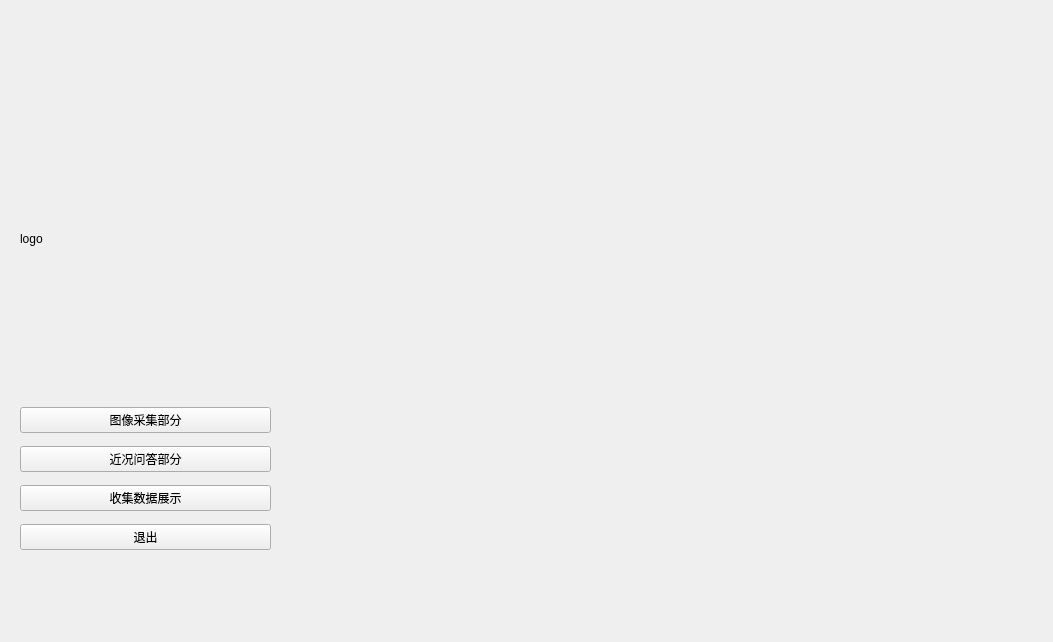
Qt form ui/main.ui (pullitdown/face_feature) before a commit.
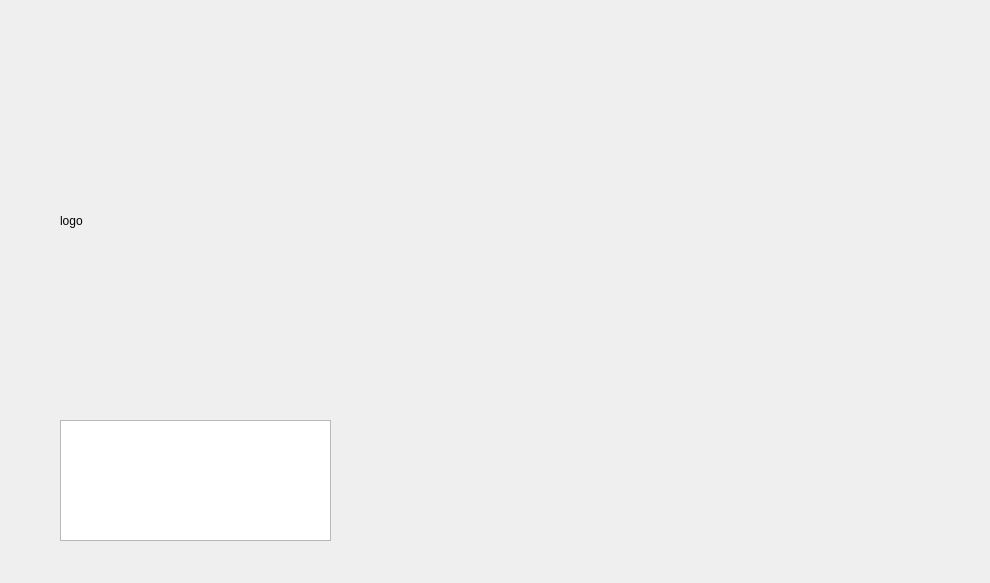
The same form after that commit.

What changed in the file:
```diff
--- a/ui/main.ui
+++ b/ui/main.ui
@@ -6,8 +6,8 @@
    <rect>
     <x>0</x>
     <y>0</y>
-    <width>1053</width>
-    <height>642</height>
+    <width>990</width>
+    <height>583</height>
    </rect>
   </property>
   <property name="mouseTracking">
@@ -19,61 +19,21 @@
   <widget class="QWidget" name="gridLayoutWidget">
    <property name="geometry">
     <rect>
-     <x>280</x>
-     <y>80</y>
-     <width>731</width>
-     <height>481</height>
+     <x>390</x>
+     <y>40</y>
+     <width>581</width>
+     <height>501</height>
     </rect>
    </property>
-   <layout class="QGridLayout" name="layout"/>
-  </widget>
-  <widget class="QWidget" name="verticalLayoutWidget">
-   <property name="geometry">
-    <rect>
-     <x>20</x>
-     <y>400</y>
-     <width>251</width>
-     <height>161</height>
-    </rect>
-   </property>
-   <layout class="QVBoxLayout" name="slayout">
-    <item>
-     <widget class="QPushButton" name="pushButton_2">
-      <property name="text">
-       <string>图像采集部分</string>
-      </property>
-     </widget>
-    </item>
-    <item>
-     <widget class="QPushButton" name="pushButton_3">
-      <property name="text">
-       <string>近况问答部分</string>
-      </property>
-     </widget>
-    </item>
-    <item>
-     <widget class="QPushButton" name="pushButton">
-      <property name="text">
-       <string>收集数据展示</string>
-      </property>
-     </widget>
-    </item>
-    <item>
-     <widget class="QPushButton" name="pushButton_4">
-      <property name="text">
-       <string>退出</string>
-      </property>
-     </widget>
-    </item>
-   </layout>
+   <layout class="QGridLayout" name="playout"/>
   </widget>
   <widget class="QLabel" name="logo">
    <property name="geometry">
     <rect>
-     <x>20</x>
-     <y>88</y>
-     <width>251</width>
-     <height>301</height>
+     <x>60</x>
+     <y>40</y>
+     <width>271</width>
+     <height>361</height>
     </rect>
    </property>
    <property name="maximumSize">
@@ -86,6 +46,16 @@
     <string>logo</string>
    </property>
   </widget>
+  <widget class="QListWidget" name="listWidget">
+   <property name="geometry">
+    <rect>
+     <x>60</x>
+     <y>420</y>
+     <width>271</width>
+     <height>121</height>
+    </rect>
+   </property>
+  </widget>
  </widget>
  <resources/>
  <connections/>
```
